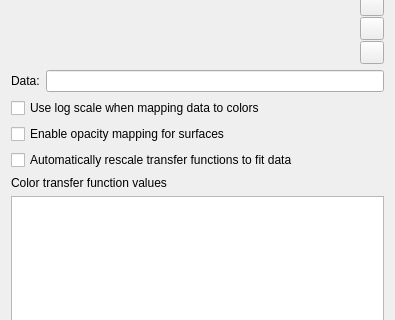
Above: Qt/ApplicationComponents/Resources/UI/pqColorOpacityEditorWidget.ui from Kitware/ParaView before the change; both pictures show x 0 to 395 and y 140 to 460 of the 395 by 758 pixel window. Below: the same form after it.
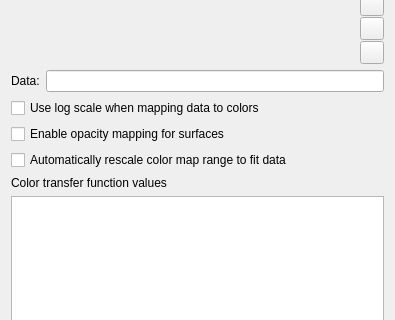
That is the form after the change. Icons and pictures are not drawn. Custom widgets are drawn as their Qt base class.

Commit message: Update label in Color Map Editor as well (BUG #14901).

The edit to the form file:
```diff
--- a/Qt/ApplicationComponents/Resources/UI/pqColorOpacityEditorWidget.ui
+++ b/Qt/ApplicationComponents/Resources/UI/pqColorOpacityEditorWidget.ui
@@ -234,7 +234,7 @@
       <string>&lt;html&gt;&lt;head/&gt;&lt;body&gt;&lt;p&gt;When checked, the transfer function will be rescaled using updated data ranges on Apply&lt;/p&gt;&lt;/body&gt;&lt;/html&gt;</string>
      </property>
      <property name="text">
-      <string>Automatically rescale transfer functions to fit data</string>
+      <string>Automatically rescale color map range to fit data</string>
      </property>
     </widget>
    </item>
```
